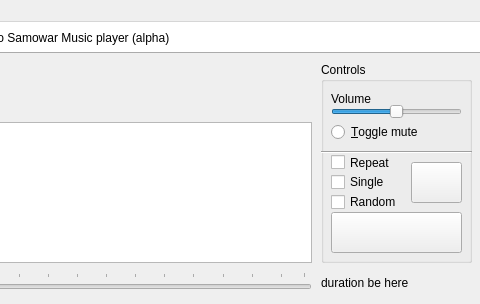
Before: the Qt Designer form mainwindow.ui in flyboy14/SamowarMP, drawn with Qt 5; both pictures show x 289 to 769 and y 0 to 304 of the 769 by 304 pixel window.
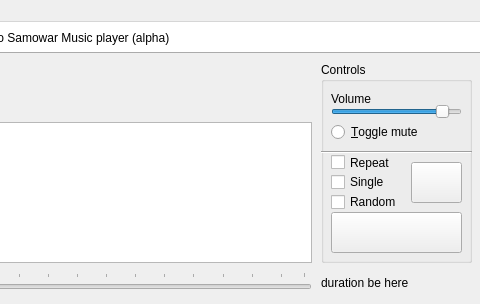
After: the same form once the commit is applied. Icons and pictures are not drawn.

Diff of the .ui file:
```diff
--- a/mainwindow.ui
+++ b/mainwindow.ui
@@ -234,7 +234,7 @@
       <number>100</number>
      </property>
      <property name="value">
-      <number>50</number>
+      <number>90</number>
      </property>
      <property name="orientation">
       <enum>Qt::Horizontal</enum>
```
Left out of the diff: 36 changed lines with no effect on the pictures.
